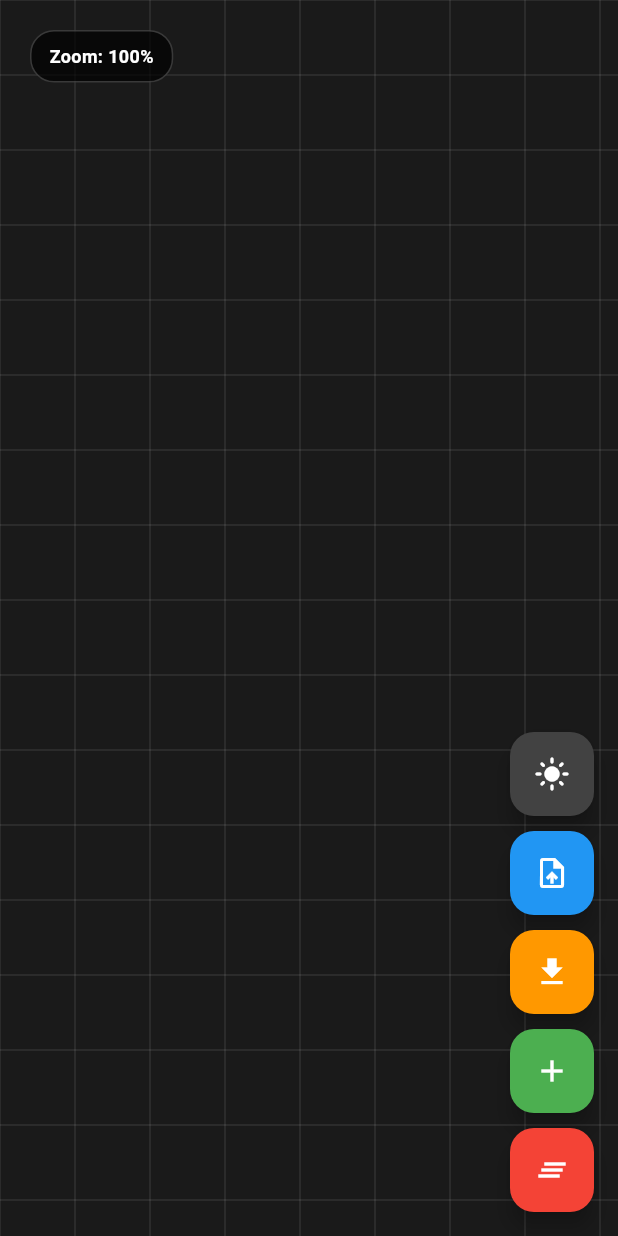
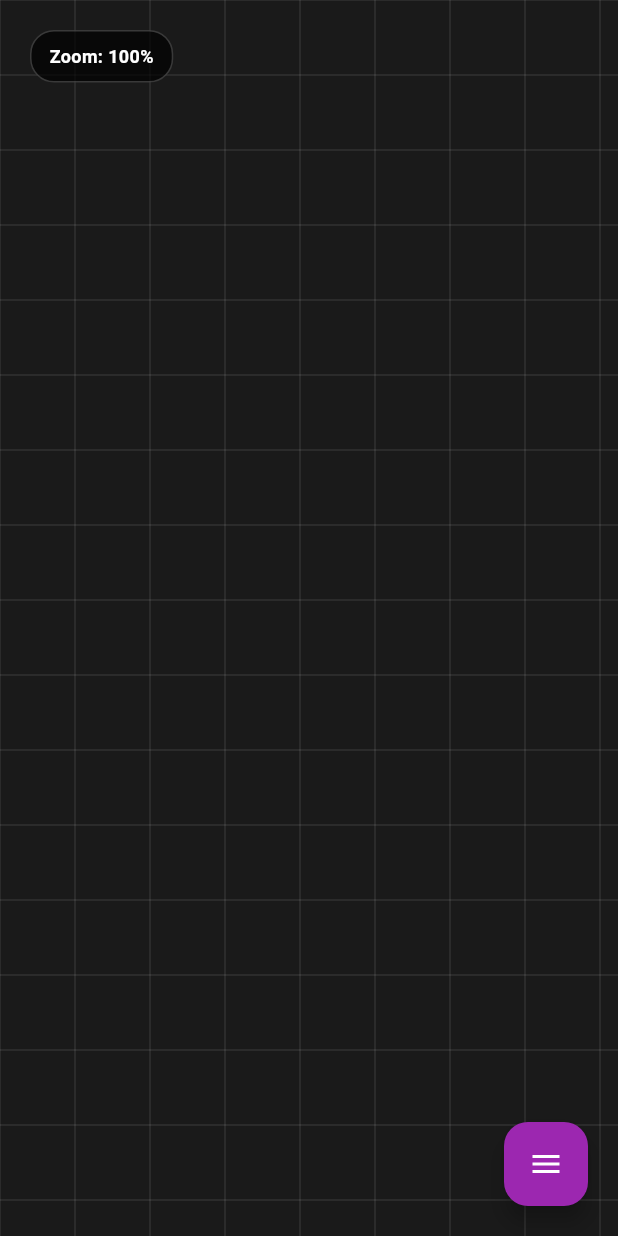
Before and after one commit to Telomelonia/graph_todo, a Flutter app: the screen it shows after launch, on a phone screen of 412 x 824 dp. Run offline on Flutter 3.47's test engine with Material 3 defaults, Android fonts, the phone set to English and light mode, and no system bars; our stand-ins replace file_picker, phosphor_flutter, shared_preferences.

Commit message:
feat: add collapsible hamburger menu and fix title visibility bug
- Add hamburger menu FAB in bottom right corner with expand/collapse animation
- Menu items slide up with scale and fade animations when opened
- Replace vertical FAB stack with cleaner hamburger menu UI
- Fix title visibility bug: node titles now update immediately while typing in info panel
- Add real-time text listeners to sync changes instantly instead of on dispose
- Fix unused variable warning in icon selector widget test

🤖 Generated with [Claude Code](https://claude.com/claude-code)

Co-Authored-By: Claude <noreply@anthropic.com>

```diff
--- a/lib/main.dart
+++ b/lib/main.dart
@@ -33,8 +33,47 @@ class GraphTodoApp extends StatelessWidget {
   }
 }
 
-class HomePage extends StatelessWidget {
+class HomePage extends StatefulWidget {
   const HomePage({super.key});
+
+  @override
+  State<HomePage> createState() => _HomePageState();
+}
+
+class _HomePageState extends State<HomePage> with SingleTickerProviderStateMixin {
+  bool _isMenuOpen = false;
+  late AnimationController _menuAnimationController;
+  late Animation<double> _menuAnimation;
+
+  @override
+  void initState() {
+    super.initState();
+    _menuAnimationController = AnimationController(
+      duration: const Duration(milliseconds: 250),
+      vsync: this,
+    );
+    _menuAnimation = CurvedAnimation(
+      parent: _menuAnimationController,
+      curve: Curves.easeOut,
+    );
+  }
+
+  @override
+  void dispose() {
+    _menuAnimationController.dispose();
+    super.dispose();
+  }
+
+  void _toggleMenu() {
+    setState(() {
+      _isMenuOpen = !_isMenuOpen;
+      if (_isMenuOpen) {
+        _menuAnimationController.forward();
+      } else {
+        _menuAnimationController.reverse();
+      }
+    });
+  }
 
   @override
   Widget build(BuildContext context) {
@@ -44,79 +83,70 @@ class HomePage extends StatelessWidget {
           backgroundColor: provider.isDarkMode
               ? const Color(0xFF1A1A1A)
               : const Color(0xFFF5F5F5),
-          body: const CanvasWidget(),
-          floatingActionButton: Consumer<CanvasProvider>(
+          body: Stack(
+            children: [
+              const CanvasWidget(),
+              // Menu overlay in bottom right
+              Consumer<CanvasProvider>(
                 builder: (context, provider, child) {
-          // Hide FAB buttons when info panel is open
+                  // Hide menu when info panel is open
                   if (provider.isInfoPanelOpen) {
                     return const SizedBox.shrink();
                   }
 
-          return Column(
+                  return Positioned(
+                    bottom: 20,
+                    right: 20,
+                    child: Column(
                       mainAxisSize: MainAxisSize.min,
+                      crossAxisAlignment: CrossAxisAlignment.end,
                       children: [
-              // Theme toggle button
-              FloatingActionButton(
-                heroTag: "theme",
-                onPressed: provider.toggleTheme,
-                backgroundColor: provider.isDarkMode
-                    ? Colors.grey[800]
-                    : Colors.grey[300],
-                tooltip: provider.isDarkMode ? 'Light Mode' : 'Dark Mode',
-                child: Icon(
-                  provider.isDarkMode ? Icons.light_mode : Icons.dark_mode,
-                  color: provider.isDarkMode ? Colors.white : const Color(0xFF333333),
+                        // Menu items (shown when open)
+                        if (_isMenuOpen) ...[
+                          _buildMenuItem(
+                            icon: provider.isDarkMode ? Icons.light_mode : Icons.dark_mode,
+                            label: provider.isDarkMode ? 'Light Mode' : 'Dark Mode',
+                            color: provider.isDarkMode ? Colors.grey[800]! : Colors.grey[300]!,
+                            iconColor: provider.isDarkMode ? Colors.white : const Color(0xFF333333),
+                            onTap: provider.toggleTheme,
+                            index: 0,
                           ),
+                          const SizedBox(height: 8),
+                          _buildMenuItem(
+                            icon: Icons.upload_file,
+                            label: 'Import Data',
+                            color: provider.isDarkMode ? Colors.blue : const Color(0xFF7DD3FC),
+                            iconColor: provider.isDarkMode ? Colors.white : const Color(0xFF333333),
+                            onTap: () => _handleImport(context, provider),
+                            index: 1,
                           ),
-              const SizedBox(height: 10),
-              // Import button
-              FloatingActionButton(
-                heroTag: "import",
-                onPressed: () => _handleImport(context, provider),
-                backgroundColor: provider.isDarkMode
-                    ? Colors.blue
-                    : const Color(0xFF7DD3FC),
-                tooltip: 'Import Data',
-                child: Icon(
-                  Icons.upload_file,
-                  color: provider.isDarkMode ? Colors.white : const Color(0xFF333333),
+                          const SizedBox(height: 8),
+                          _buildMenuItem(
+                            icon: Icons.download,
+                            label: 'Export Data',
+                            color: provider.isDarkMode ? Colors.orange : const Color(0xFFFDBA74),
+                            iconColor: provider.isDarkMode ? Colors.white : const Color(0xFF333333),
+                            onTap: () => _handleExport(context, provider),
+                            index: 2,
                           ),
-              ),
-              const SizedBox(height: 10),
-              // Export button
-              FloatingActionButton(
-                heroTag: "export",
-                onPressed: () => _handleExport(context, provider),
-                backgroundColor: provider.isDarkMode
-                    ? Colors.orange
-                    : const Color(0xFFFDBA74),
-                tooltip: 'Export Data',
-                child: Icon(
-                  Icons.download,
-                  color: provider.isDarkMode ? Colors.white : const Color(0xFF333333),
-                ),
-              ),
-              const SizedBox(height: 10),
-              // Add node button
-              FloatingActionButton(
-                heroTag: "addNode",
-                onPressed: provider.toggleAddNodeMode,
-                backgroundColor: provider.isAddNodeMode
+                          const SizedBox(height: 8),
+                          _buildMenuItem(
+                            icon: provider.isAddNodeMode ? Icons.close : Icons.add,
+                            label: provider.isAddNodeMode ? 'Cancel' : 'Add Node',
+                            color: provider.isAddNodeMode
                                 ? (provider.isDarkMode ? Colors.grey : const Color(0xFFD1D5DB))
                                 : (provider.isDarkMode ? Colors.green : const Color(0xFF6EE7B7)),
-                tooltip: provider.isAddNodeMode ? 'Cancel' : 'Add Node',
-                child: Icon(
-                  provider.isAddNodeMode
-                      ? Icons.close
-                      : Icons.add,
-                  color: provider.isDarkMode ? Colors.white : const Color(0xFF333333),
+                            iconColor: provider.isDarkMode ? Colors.white : const Color(0xFF333333),
+                            onTap: provider.toggleAddNodeMode,
+                            index: 3,
                           ),
-              ),
-              const SizedBox(height: 10),
-              // Clear canvas button
-              FloatingActionButton(
-                heroTag: "clear",
-                onPressed: () {
+                          const SizedBox(height: 8),
+                          _buildMenuItem(
+                            icon: Icons.clear_all,
+                            label: 'Clear Canvas',
+                            color: provider.isDarkMode ? Colors.red : const Color(0xFFFCA5A5),
+                            iconColor: provider.isDarkMode ? Colors.white : const Color(0xFF333333),
+                            onTap: () {
                               showDialog(
                                 context: context,
                                 builder: (context) => AlertDialog(
@@ -138,21 +168,94 @@ class HomePage extends StatelessWidget {
                                 ),
                               );
                             },
+                            index: 4,
+                          ),
+                          const SizedBox(height: 12),
+                        ],
+                        // Hamburger menu button (always visible)
+                        FloatingActionButton(
+                          heroTag: "menu",
+                          onPressed: _toggleMenu,
                           backgroundColor: provider.isDarkMode
-                    ? Colors.red
-                    : const Color(0xFFFCA5A5),
-                tooltip: 'Clear Canvas',
-                child: Icon(
-                  Icons.clear_all,
+                              ? Colors.purple
+                              : const Color(0xFFC4B5FD),
+                          child: AnimatedIcon(
+                            icon: AnimatedIcons.menu_close,
+                            progress: _menuAnimation,
                             color: provider.isDarkMode ? Colors.white : const Color(0xFF333333),
                           ),
                         ),
                       ],
+                    ),
                   );
                 },
               ),
+            ],
+          ),
         );
       },
+    );
+  }
+
+  Widget _buildMenuItem({
+    required IconData icon,
+    required String label,
+    required Color color,
+    required Color iconColor,
+    required VoidCallback onTap,
+    required int index,
+  }) {
+    return ScaleTransition(
+      scale: Tween<double>(begin: 0.0, end: 1.0).animate(
+        CurvedAnimation(
+          parent: _menuAnimationController,
+          curve: Interval(
+            index * 0.1,
+            0.5 + (index * 0.1),
+            curve: Curves.easeOut,
+          ),
+        ),
+      ),
+      child: FadeTransition(
+        opacity: _menuAnimation,
+        child: Row(
+          mainAxisSize: MainAxisSize.min,
+          children: [
+            // Label
+            Container(
+              padding: const EdgeInsets.symmetric(horizontal: 12, vertical: 8),
+              decoration: BoxDecoration(
+                color: color.withValues(alpha: 0.9),
+                borderRadius: BorderRadius.circular(8),
+                boxShadow: [
+                  BoxShadow(
+                    color: Colors.black.withValues(alpha: 0.2),
+                    blurRadius: 4,
+                    offset: const Offset(0, 2),
+                  ),
+                ],
+              ),
+              child: Text(
+                label,
+                style: TextStyle(
+                  color: iconColor,
+                  fontWeight: FontWeight.w600,
+                  fontSize: 14,
+                ),
+              ),
+            ),
+            const SizedBox(width: 8),
+            // Icon button
+            FloatingActionButton(
+              heroTag: "menu_$label",
+              mini: true,
+              onPressed: onTap,
+              backgroundColor: color,
+              child: Icon(icon, color: iconColor, size: 20),
+            ),
+          ],
+        ),
+      ),
     );
   }
 
```
Also changed, not shown: lib/widgets/info_panel_widget.dart (+23 -1 lines), 1 other file. Lines whose indentation alone changed are shown as unchanged.
